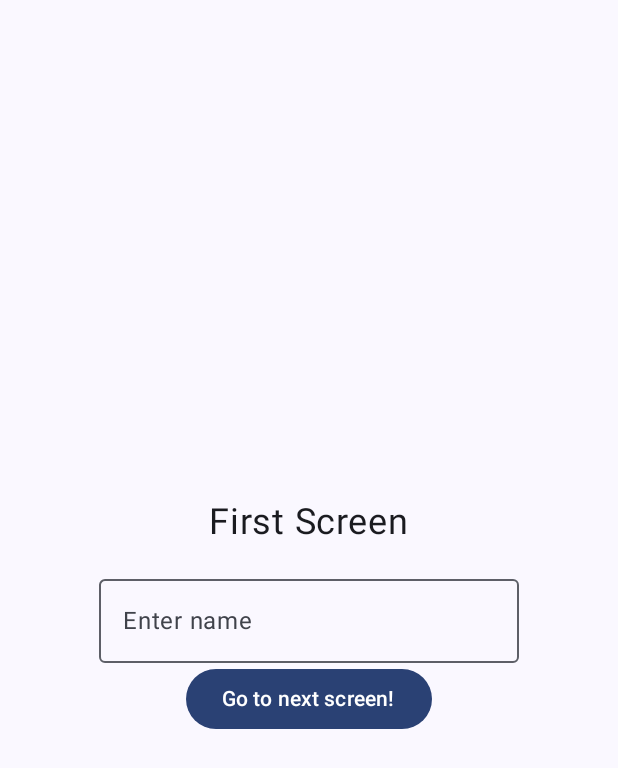
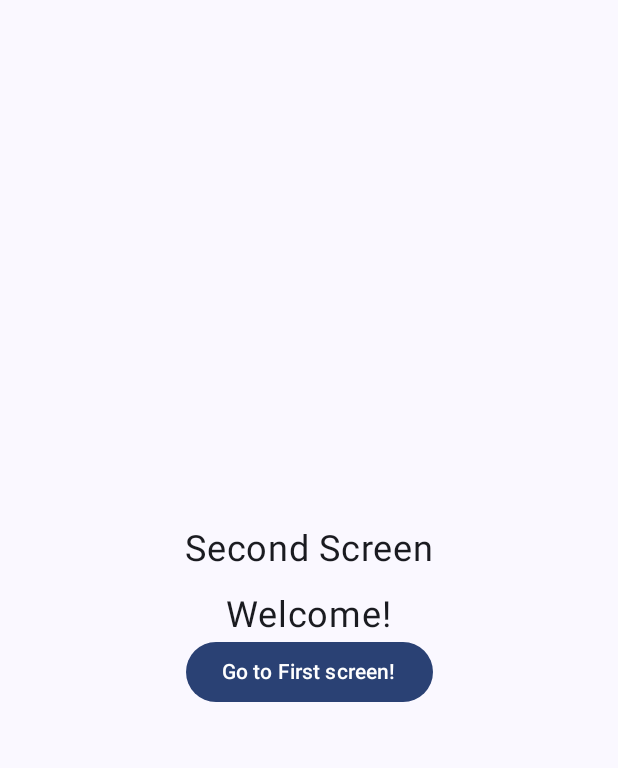
Before and after one commit to Phantom-VK/SampleNavigationApp, an Android app built with Jetpack Compose: the screen it shows after launch (MainActivity), after a tap on "Go to next screen!", on a phone screen of 412 x 824 dp. Shown: the top 768 px of the screen. Run offline under Robolectric (Android 15) with nearby library versions, the phone set to English and light mode, and no system bars.

Commit message:
Added navigation

```diff
--- a/app/build.gradle.kts
+++ b/app/build.gradle.kts
@@ -50,7 +50,9 @@ android {
 }
 
 dependencies {
+    val navVersion = "2.7.7"
 
+    implementation("androidx.navigation:navigation-compose:$navVersion")
     implementation("androidx.core:core-ktx:1.13.1")
     implementation("androidx.lifecycle:lifecycle-runtime-ktx:2.8.2")
     implementation("androidx.activity:activity-compose:1.9.0")
--- a/app/src/main/java/com/example/navigationsampleapp/FirstScreen.kt
+++ b/app/src/main/java/com/example/navigationsampleapp/FirstScreen.kt
@@ -20,7 +20,7 @@ import androidx.compose.ui.unit.sp
 
 
 @Composable
-fun FirstScreen() {
+fun FirstScreen(navigateToSecondScreen:()->Unit) {
     val name = remember {
         mutableStateOf("")
     }
@@ -41,7 +41,9 @@ fun FirstScreen() {
             Text(text = "Enter name")
         })
 
-        Button(onClick = { /*TODO*/ }) {
+        Button(onClick = {
+            navigateToSecondScreen()
+        }) {
             Text(text = "Go to next screen!")
         }
     }
@@ -50,5 +52,5 @@ fun FirstScreen() {
 @Preview(showBackground = true)
 @Composable
 fun FirstPreview() {
-    FirstScreen()
+    FirstScreen {}
 }
--- a/app/src/main/java/com/example/navigationsampleapp/MainActivity.kt
+++ b/app/src/main/java/com/example/navigationsampleapp/MainActivity.kt
@@ -23,6 +23,9 @@ import androidx.compose.ui.text.input.VisualTransformation
 import androidx.compose.ui.tooling.preview.Preview
 import androidx.compose.ui.unit.dp
 import androidx.compose.ui.unit.sp
+import androidx.navigation.compose.NavHost
+import androidx.navigation.compose.composable
+import androidx.navigation.compose.rememberNavController
 import com.example.navigationsampleapp.ui.theme.NavigationSampleAppTheme
 
 class MainActivity : ComponentActivity() {
@@ -34,9 +37,27 @@ class MainActivity : ComponentActivity() {
                 Surface(
                     modifier = Modifier.fillMaxSize(), color = MaterialTheme.colorScheme.background
                 ) {
-                    FirstPreview()
+                    MyApp()
                 }
             }
         }
     }
 }
+
+@Composable
+fun MyApp(){
+    val navController = rememberNavController()
+    NavHost(navController = navController, startDestination = "firstscreen" ){
+        composable("firstscreen"){
+            FirstScreen {
+                navController.navigate("secondscreen")
+            }
+
+        }
+        composable("secondscreen"){
+            SecondScreen {
+                navController.navigate("firstscreen")
+            }
+        }
+    }
+}
--- a/app/src/main/java/com/example/navigationsampleapp/SecondFile.kt
+++ b/app/src/main/java/com/example/navigationsampleapp/SecondScreen.kt
@@ -7,18 +7,15 @@ import androidx.compose.foundation.layout.fillMaxSize
 import androidx.compose.foundation.layout.height
 import androidx.compose.foundation.layout.padding
 import androidx.compose.material3.Button
-import androidx.compose.material3.OutlinedTextField
 import androidx.compose.material3.Text
 import androidx.compose.runtime.Composable
-import androidx.compose.runtime.mutableStateOf
-import androidx.compose.runtime.remember
 import androidx.compose.ui.Alignment
 import androidx.compose.ui.Modifier
 import androidx.compose.ui.unit.dp
 import androidx.compose.ui.unit.sp
 
 @Composable
-fun SecondScreen() {
+fun SecondScreen(navigateToFirstScreen:()->Unit) {
 
 
     Column(
@@ -34,7 +31,7 @@ fun SecondScreen() {
         Text("Welcome!", fontSize = 24.sp)
 
 
-        Button(onClick = { /*TODO*/ }) {
+        Button(onClick = { navigateToFirstScreen() }) {
             Text(text = "Go to First screen!")
         }
     }
```
